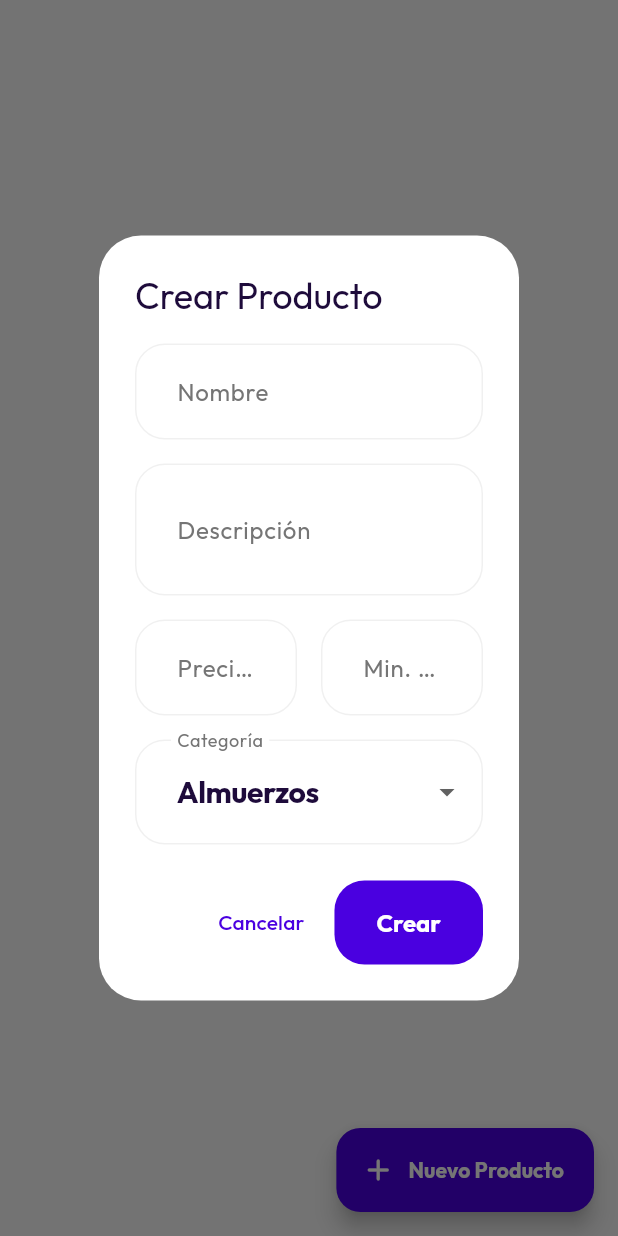
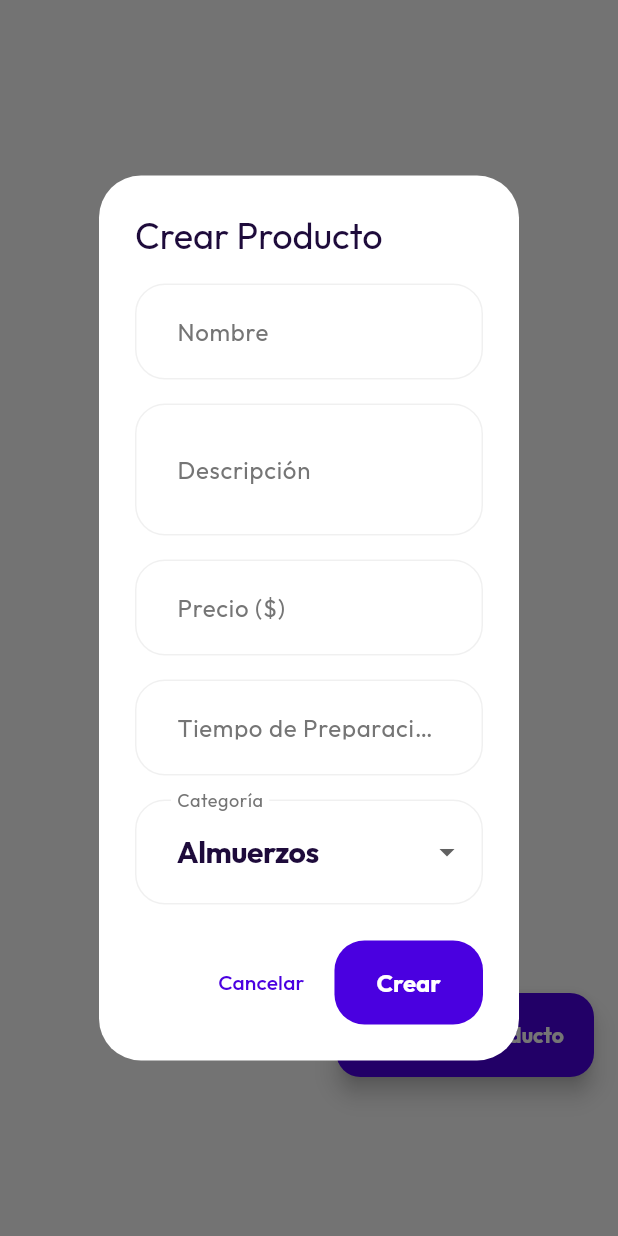
Before and after one commit to AdrianC1530/App_Delivery_Puce, a Flutter app: the AdminStoreDetailsView screen opened directly with empty values, after a tap on "Nuevo Producto", on a phone screen of 412 x 824 dp. Run offline on Flutter 3.47's test engine with Material 3 defaults, Android fonts, the phone set to English and light mode, and no system bars; our stand-ins replace cloud_firestore, firebase_auth, firebase_core, flutter_spinkit, google_fonts, speech_to_text; accounts and stored records are empty; generated files the repository leaves out were written again; network calls fail.

Commit message:
Mejora UI en edicion de productos y fix FAB

```diff
--- a/lib/views/admin/admin_store_details_view.dart
+++ b/lib/views/admin/admin_store_details_view.dart
@@ -76,13 +76,16 @@ class AdminStoreDetailsView extends StatelessWidget {
           );
         },
       ),
-      floatingActionButton: FloatingActionButton.extended(
+      floatingActionButton: Padding(
+        padding: const EdgeInsets.only(bottom: 90.0), // Pushes the FAB up so it's not hidden by the bottom nav bar
+        child: FloatingActionButton.extended(
           backgroundColor: AppTheme.primaryColor,
           onPressed: () {
             _showCreateProductDialog(context, firebaseService, store.id);
           },
           icon: const Icon(Icons.add_rounded, color: Colors.white),
           label: const Text("Nuevo Producto", style: TextStyle(color: Colors.white, fontWeight: FontWeight.bold)),
+        ),
       ),
     );
   }
@@ -108,24 +111,16 @@ class AdminStoreDetailsView extends StatelessWidget {
                   const SizedBox(height: 16),
                   TextField(controller: descCtrl, decoration: const InputDecoration(labelText: "Descripción"), maxLines: 2),
                   const SizedBox(height: 16),
-                  Row(
-                    children: [
-                      Expanded(
-                        child: TextField(
+                  TextField(
                     controller: priceCtrl,
                     keyboardType: const TextInputType.numberWithOptions(decimal: true),
-                          decoration: const InputDecoration(labelText: "Precio (\$)", prefixText: "\$"),
+                    decoration: const InputDecoration(labelText: "Precio (\$)", prefixText: "\$ "),
                   ),
-                      ),
-                      const SizedBox(width: 16),
-                      Expanded(
-                        child: TextField(
+                  const SizedBox(height: 16),
+                  TextField(
                     controller: prepCtrl,
                     keyboardType: TextInputType.number,
-                          decoration: const InputDecoration(labelText: "Min. Prep.", suffixText: "min"),
-                        ),
-                      ),
-                    ],
+                    decoration: const InputDecoration(labelText: "Tiempo de Preparación", suffixText: " min"),
                   ),
                   const SizedBox(height: 16),
                   DropdownButtonFormField<String>(
@@ -202,24 +197,16 @@ class AdminStoreDetailsView extends StatelessWidget {
                   const SizedBox(height: 16),
                   TextField(controller: descCtrl, decoration: const InputDecoration(labelText: "Descripción"), maxLines: 2),
                   const SizedBox(height: 16),
-                  Row(
-                    children: [
-                      Expanded(
-                        child: TextField(
+                  TextField(
                     controller: priceCtrl,
                     keyboardType: const TextInputType.numberWithOptions(decimal: true),
-                          decoration: const InputDecoration(labelText: "Precio (\$)", prefixText: "\$"),
+                    decoration: const InputDecoration(labelText: "Precio (\$)", prefixText: "\$ "),
                   ),
-                      ),
-                      const SizedBox(width: 16),
-                      Expanded(
-                        child: TextField(
+                  const SizedBox(height: 16),
+                  TextField(
                     controller: prepCtrl,
                     keyboardType: TextInputType.number,
-                          decoration: const InputDecoration(labelText: "Min. Prep.", suffixText: "min"),
-                        ),
-                      ),
-                    ],
+                    decoration: const InputDecoration(labelText: "Tiempo de Preparación", suffixText: " min"),
                   ),
                   const SizedBox(height: 16),
                   DropdownButtonFormField<String>(
```
Also changed, not shown: 1 other file. Lines whose indentation alone changed are shown as unchanged.
